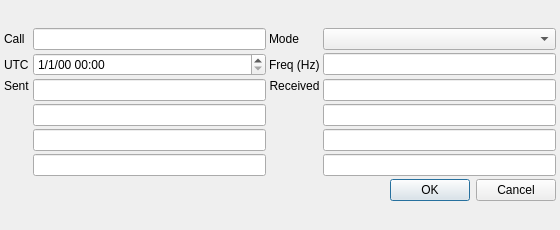
The window that so2sdr/detailededit.ui (n4ogw/so2sdr) describes before a commit, drawn with Qt 5.
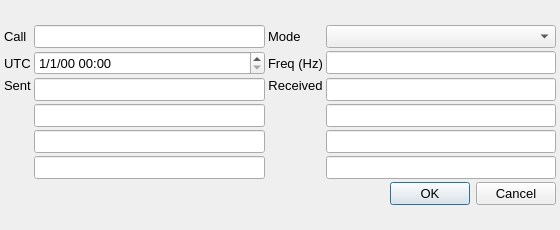
The same window after the commit.

Commit message: Changes related to latest Windows update. Mostly fixing font problems and inconsistencies.

```diff
--- a/so2sdr/detailededit.ui
+++ b/so2sdr/detailededit.ui
@@ -42,6 +42,11 @@
      </property>
      <item row="0" column="2">
       <widget class="QLabel" name="label_4">
+       <property name="font">
+        <font>
+         <pointsize>10</pointsize>
+        </font>
+       </property>
        <property name="text">
         <string>Mode</string>
        </property>
@@ -49,6 +54,11 @@
      </item>
      <item row="1" column="1">
       <widget class="QDateTimeEdit" name="dateTimeEdit">
+       <property name="font">
+        <font>
+         <pointsize>10</pointsize>
+        </font>
+       </property>
        <property name="displayFormat">
         <string>M/d/yy hh:mm</string>
        </property>
@@ -59,16 +69,32 @@
      </item>
      <item row="1" column="2">
       <widget class="QLabel" name="label_3">
+       <property name="font">
+        <font>
+         <pointsize>10</pointsize>
+        </font>
+       </property>
        <property name="text">
         <string>Freq (Hz)</string>
        </property>
       </widget>
      </item>
      <item row="0" column="1">
-      <widget class="QLineEdit" name="callLineEdit"/>
+      <widget class="QLineEdit" name="callLineEdit">
+       <property name="font">
+        <font>
+         <pointsize>10</pointsize>
+        </font>
+       </property>
+      </widget>
      </item>
      <item row="0" column="0">
       <widget class="QLabel" name="label">
+       <property name="font">
+        <font>
+         <pointsize>10</pointsize>
+        </font>
+       </property>
        <property name="text">
         <string>Call</string>
        </property>
@@ -76,6 +102,11 @@
      </item>
      <item row="3" column="4">
       <widget class="QDialogButtonBox" name="buttonBox">
+       <property name="font">
+        <font>
+         <pointsize>10</pointsize>
+        </font>
+       </property>
        <property name="orientation">
         <enum>Qt::Horizontal</enum>
        </property>
@@ -85,10 +116,21 @@
       </widget>
      </item>
      <item row="1" column="4">
-      <widget class="QLineEdit" name="freqLineEdit"/>
+      <widget class="QLineEdit" name="freqLineEdit">
+       <property name="font">
+        <font>
+         <pointsize>10</pointsize>
+        </font>
+       </property>
+      </widget>
      </item>
      <item row="1" column="0">
       <widget class="QLabel" name="label_2">
+       <property name="font">
+        <font>
+         <pointsize>10</pointsize>
+        </font>
+       </property>
        <property name="text">
         <string>UTC</string>
        </property>
@@ -96,6 +138,11 @@
      </item>
      <item row="2" column="0">
       <widget class="QLabel" name="label_5">
+       <property name="font">
+        <font>
+         <pointsize>10</pointsize>
+        </font>
+       </property>
        <property name="text">
         <string>Sent</string>
        </property>
@@ -106,6 +153,11 @@
      </item>
      <item row="2" column="2">
       <widget class="QLabel" name="label_6">
+       <property name="font">
+        <font>
+         <pointsize>10</pointsize>
+        </font>
+       </property>
        <property name="text">
         <string>Received</string>
        </property>
@@ -117,37 +169,91 @@
      <item row="2" column="1">
       <layout class="QVBoxLayout" name="verticalLayout">
        <item>
-        <widget class="QLineEdit" name="sentExch1LineEdit"/>
+        <widget class="QLineEdit" name="sentExch1LineEdit">
+         <property name="font">
+          <font>
+           <pointsize>10</pointsize>
+          </font>
+         </property>
+        </widget>
        </item>
        <item>
-        <widget class="QLineEdit" name="sentExch2LineEdit"/>
+        <widget class="QLineEdit" name="sentExch2LineEdit">
+         <property name="font">
+          <font>
+           <pointsize>10</pointsize>
+          </font>
+         </property>
+        </widget>
        </item>
        <item>
-        <widget class="QLineEdit" name="sentExch3LineEdit"/>
+        <widget class="QLineEdit" name="sentExch3LineEdit">
+         <property name="font">
+          <font>
+           <pointsize>10</pointsize>
+          </font>
+         </property>
+        </widget>
        </item>
        <item>
-        <widget class="QLineEdit" name="sentExch4LineEdit"/>
+        <widget class="QLineEdit" name="sentExch4LineEdit">
+         <property name="font">
+          <font>
+           <pointsize>10</pointsize>
+          </font>
+         </property>
+        </widget>
        </item>
       </layout>
      </item>
      <item row="2" column="4">
       <layout class="QVBoxLayout" name="verticalLayout_3">
        <item>
-        <widget class="QLineEdit" name="rcvExch1LineEdit"/>
+        <widget class="QLineEdit" name="rcvExch1LineEdit">
+         <property name="font">
+          <font>
+           <pointsize>10</pointsize>
+          </font>
+         </property>
+        </widget>
        </item>
        <item>
-        <widget class="QLineEdit" name="rcvExch2LineEdit"/>
+        <widget class="QLineEdit" name="rcvExch2LineEdit">
+         <property name="font">
+          <font>
+           <pointsize>10</pointsize>
+          </font>
+         </property>
+        </widget>
        </item>
        <item>
-        <widget class="QLineEdit" name="rcvExch3LineEdit"/>
+        <widget class="QLineEdit" name="rcvExch3LineEdit">
+         <property name="font">
+          <font>
+           <pointsize>10</pointsize>
+          </font>
+         </property>
+        </widget>
        </item>
        <item>
-        <widget class="QLineEdit" name="rcvExch4LineEdit"/>
+        <widget class="QLineEdit" name="rcvExch4LineEdit">
+         <property name="font">
+          <font>
+           <pointsize>10</pointsize>
+          </font>
+         </property>
+        </widget>
        </item>
       </layout>
      </item>
      <item row="0" column="4">
-      <widget class="QComboBox" name="modeComboBox"/>
+      <widget class="QComboBox" name="modeComboBox">
+       <property name="font">
+        <font>
+         <pointsize>10</pointsize>
+        </font>
+       </property>
+      </widget>
      </item>
     </layout>
    </item>
```
The commit also changes 18 other files.
